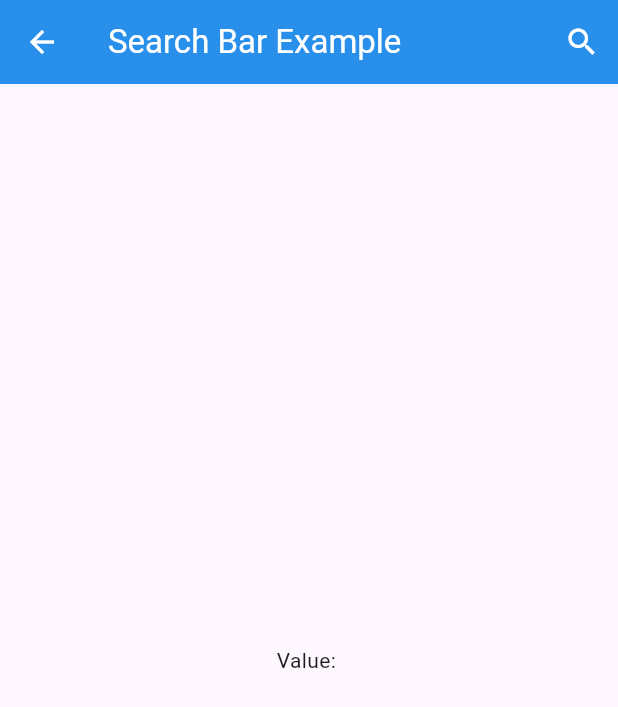
After one commit to toluene5019/animation_list, a Flutter app: the SearchBarPage screen opened directly, on a phone screen of 412 x 824 dp. The commit adds this screen. Shown: the top 707 px of the screen. Run offline on Flutter 3.47's test engine with Material 3 defaults, Android fonts, the phone set to English and light mode, and no system bars; drawn by our look-alikes of easy_search_bar; missing offline and left inert: animation_list.

Commit message:
create search bar

```diff
--- /dev/null
+++ b/lib/search_bar_page.dart
@@ -0,0 +1,33 @@
+import 'package:animation_list_test/data.dart';
+import 'package:easy_search_bar/easy_search_bar.dart';
+import 'package:flutter/material.dart';
+
+class SearchBarPage extends StatefulWidget {
+  const SearchBarPage({super.key});
+
+  @override
+  State<SearchBarPage> createState() => _SearchBarPageState();
+}
+
+class _SearchBarPageState extends State<SearchBarPage> {
+  String searchValue = '';
+
+  @override
+  Widget build(BuildContext context) {
+    return Scaffold(
+      appBar: EasySearchBar(
+        title: const Text('Search Bar Example'),
+        backgroundColor: Colors.blue,
+        suggestions: data,
+        onSearch: (value) {
+          setState(() {
+            searchValue = value;
+          });
+        },
+      ),
+      body: Center(
+        child: Text('Value: $searchValue'),
+      ),
+    );
+  }
+}
--- a/pubspec.yaml
+++ b/pubspec.yaml
@@ -36,6 +36,7 @@ dependencies:
   # Use with the CupertinoIcons class for iOS style icons.
   cupertino_icons: ^1.0.6
   animation_list: ^3.0.0
+  easy_search_bar: ^2.5.0
 
 dev_dependencies:
   flutter_test:
```
Also changed, not shown: lib/animation_list_page.dart (+8 -2 lines), lib/list_item_page.dart (+0 -29 lines), lib/widgets/list_item.dart (added, +31 -0 lines), pubspec.lock.
